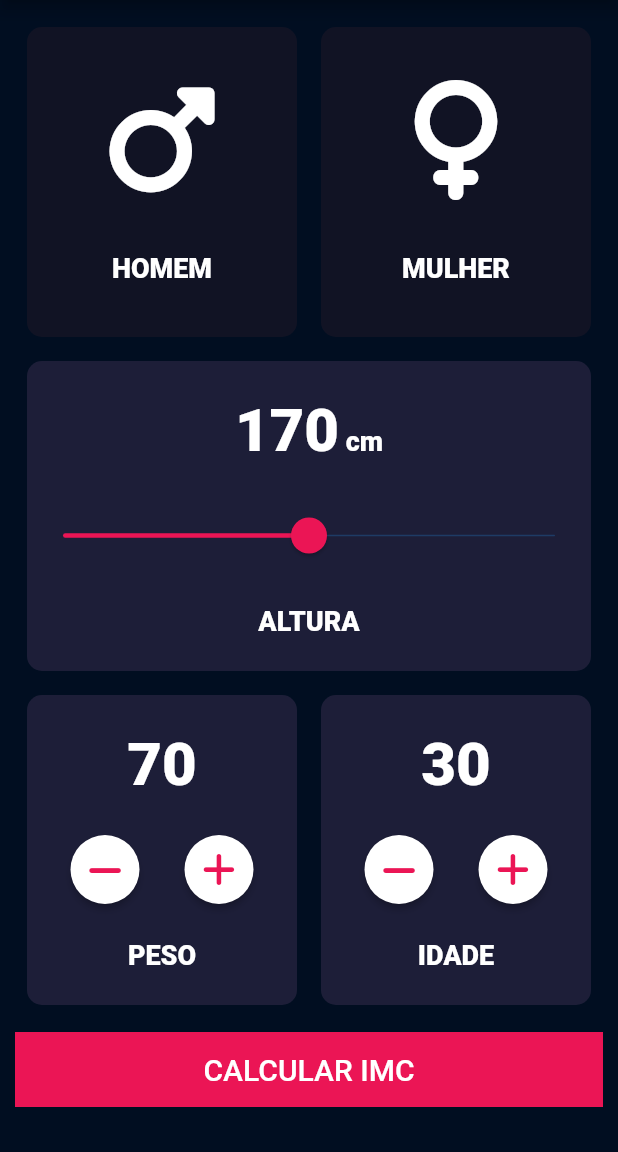
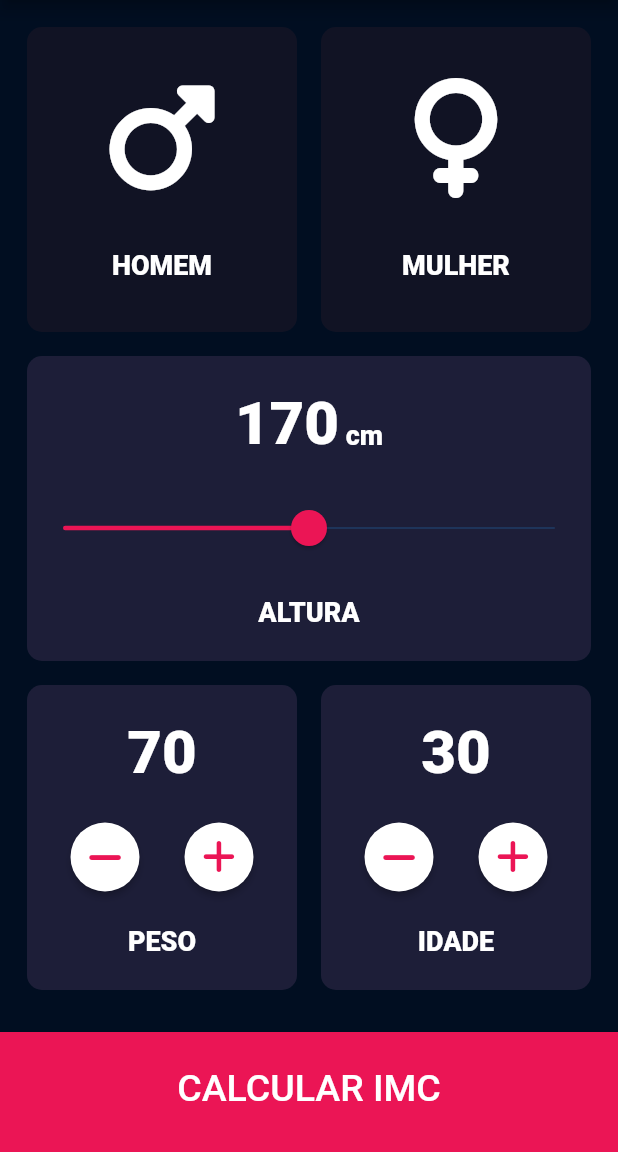
Before and after one commit to tbdbatista/bmi-calculator, a Flutter app: the screen it shows after launch, on a phone screen of 412 x 824 dp, the part 84-1236 px from its top. Run offline on Flutter 3.47's test engine with Material 2 defaults, Android fonts, the phone set to English and light mode, and no system bars; our stand-ins replace font_awesome_flutter.

Commit message:
CalculatorPage - update UI components - Thiago Batista

```diff
--- a/lib/calculator_page.dart
+++ b/lib/calculator_page.dart
@@ -6,7 +6,7 @@ import 'calculator_container.dart';
 import 'icon_container.dart';
 import 'my_constants.dart';
 
-const double bottomButtonHeight = 50;
+const double bottomButtonHeight = 80;
 const String maleTitle = 'HOMEM';
 const String femaleTitle = 'MULHER';
 
@@ -32,7 +32,10 @@ class _BMICalculatorPageState extends State<BMICalculatorPage> {
         backgroundColor: MyColors.primaryColor,
         title: const Text('Calculadora IMC'),
       ),
-      body: Container(
+      body: Column(
+        children: [
+          Expanded(
+            child: Container(
               margin: const EdgeInsets.all(10),
               child: Column(
                 children: [
@@ -134,7 +137,8 @@ class _BMICalculatorPageState extends State<BMICalculatorPage> {
                                   style: MyStiles.biggerStyle,
                                 ),
                                 Row(
-                            mainAxisAlignment: MainAxisAlignment.spaceEvenly,
+                                  mainAxisAlignment:
+                                      MainAxisAlignment.spaceEvenly,
                                   crossAxisAlignment: CrossAxisAlignment.start,
                                   children: [
                                     RoundButton(
@@ -181,7 +185,8 @@ class _BMICalculatorPageState extends State<BMICalculatorPage> {
                                   style: MyStiles.biggerStyle,
                                 ),
                                 Row(
-                            mainAxisAlignment: MainAxisAlignment.spaceEvenly,
+                                  mainAxisAlignment:
+                                      MainAxisAlignment.spaceEvenly,
                                   crossAxisAlignment: CrossAxisAlignment.start,
                                   children: [
                                     RoundButton(
@@ -221,27 +226,30 @@ class _BMICalculatorPageState extends State<BMICalculatorPage> {
                       ],
                     ),
                   ),
+                ],
+              ),
+            ),
+          ),
           Container(
             color: MyColors.contrastColor,
             margin: const EdgeInsets.only(top: 10),
             width: double.infinity,
             height: bottomButtonHeight,
+            padding: const EdgeInsets.only(bottom: 5.0),
             child: TextButton(
-                onPressed: () {},
+              onPressed: () {
+                Navigator.pushNamed(context, '/result');
+              },
               child: const Text(
                 'CALCULAR IMC',
                 style: TextStyle(
-                    fontSize: 20,
                   color: MyColors.foregroundColor,
+                  fontSize: 25.0,
                 ),
               ),
             ),
           ),
-            Container(
-              height: 20,
-            ),
         ],
-        ),
       ),
     );
   }
```
Lines whose indentation alone changed are shown as unchanged.
